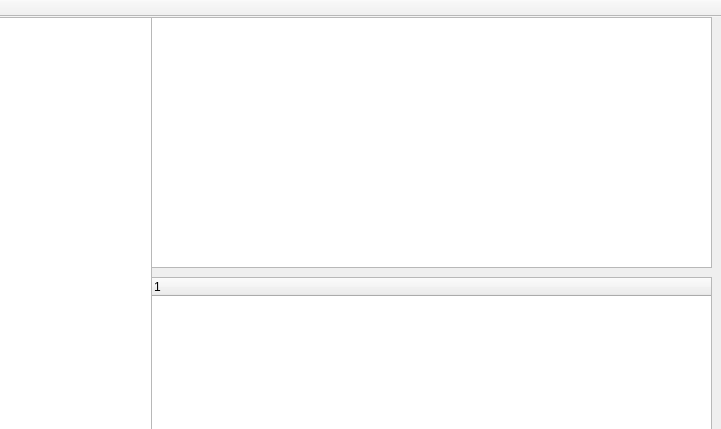
Old version of the form mainwindow.ui in the repository mayunxi/VideoParser_QT; both pictures show x 679 to 1400 and y 0 to 429 of the 1400 by 810 pixel window.
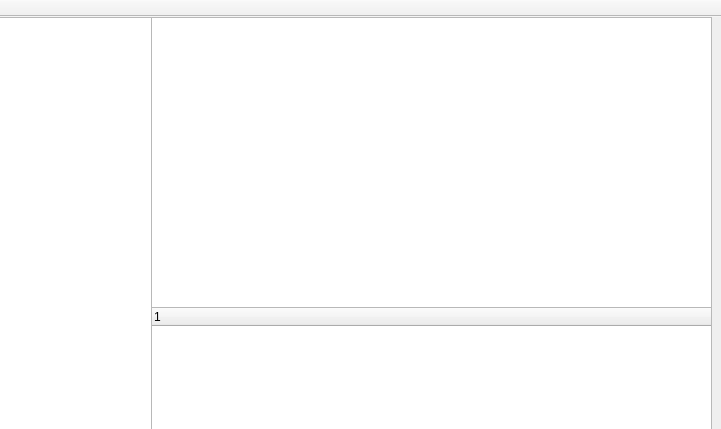
New version of the form.

Diff of the .ui file:
```diff
--- a/mainwindow.ui
+++ b/mainwindow.ui
@@ -18,9 +18,9 @@
     <property name="geometry">
      <rect>
       <x>830</x>
-      <y>260</y>
+      <y>290</y>
       <width>561</width>
-      <height>481</height>
+      <height>451</height>
      </rect>
     </property>
     <column>
@@ -45,7 +45,7 @@
       <x>830</x>
       <y>0</y>
       <width>561</width>
-      <height>251</height>
+      <height>291</height>
      </rect>
     </property>
     <property name="autoFillBackground">
```
Left out of the diff: 2 changed lines with no effect on the pictures.
